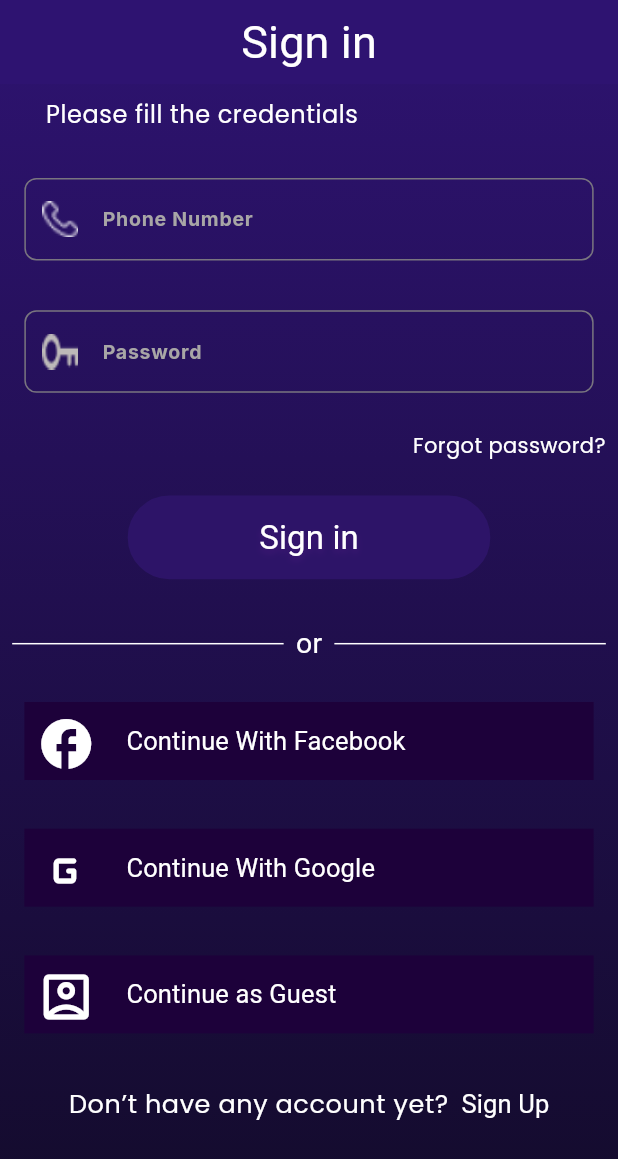
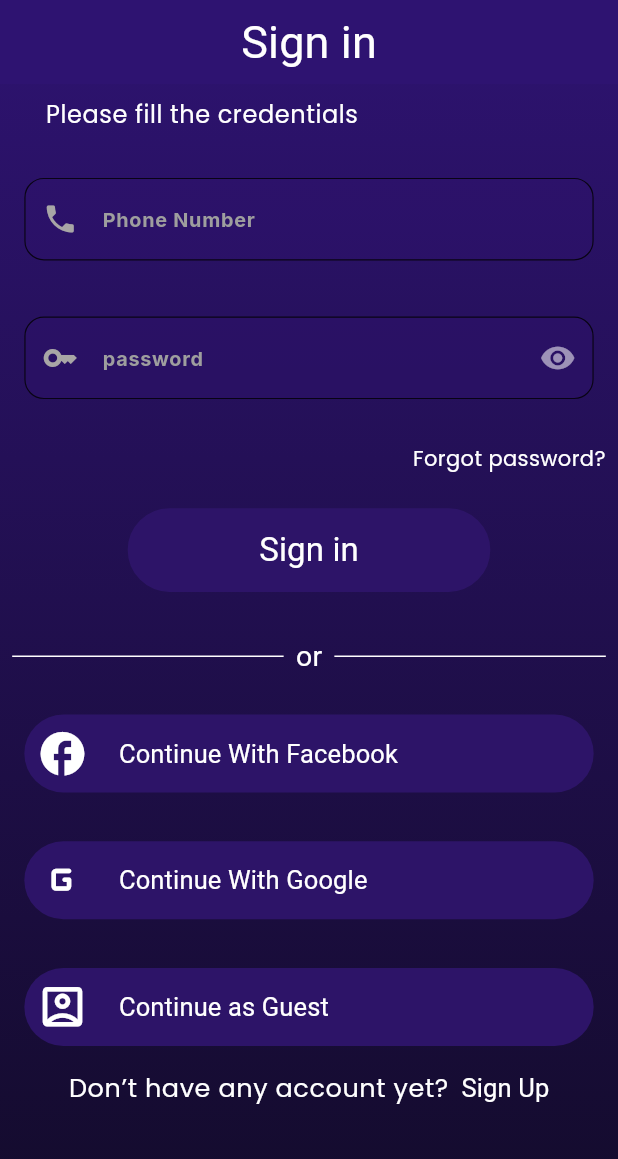
Before and after one commit to ZakariaEysa/Your-Seat-Graduation-Project, a Flutter app: the screen it shows after launch, on a phone screen of 412 x 824 dp. Shown: the top 1159 px of the screen. Run offline on Flutter 3.47's test engine with Material 3 defaults, Android fonts, the phone set to English and light mode, and no system bars; our stand-ins replace animate_do, bloc, bot_toast, cached_network_image, curved_labeled_navigation_bar, equatable and 7 more; accounts and stored records are empty.

Commit message:
sign in part 1

```diff
--- a/lib/features/user_flow/Splash_screen/splash_screen.dart
+++ b/lib/features/user_flow/Splash_screen/splash_screen.dart
@@ -7,6 +7,7 @@ import 'package:yourseatgraduationproject/features/user_flow/auth/presentation/v
 import 'package:yourseatgraduationproject/features/user_flow/auth/presentation/views/sign_in.dart';
 
 import 'package:yourseatgraduationproject/features/user_flow/auth/presentation/views/sign_in.dart';
+import 'package:yourseatgraduationproject/features/user_flow/chatbot/presentation/views/chat_bottt.dart';
 import 'package:yourseatgraduationproject/features/user_flow/home/presentation/views/home_screen.dart';
 import 'package:yourseatgraduationproject/utils/navigation.dart';
 import '../auth/presentation/cubit/auth_cubit.dart';
@@ -25,8 +26,8 @@ class SplashScreen extends StatelessWidget {
       navigateAndReplace(
           context: context,
           screen: BlocProvider(
-            create: (context) => AuthCubit(),
-            child: SignIn(),
+            create: (context) => AuthCubit( ),
+            child:SignIn(),
           ));
     });
     var mediaQuery = MediaQuery.of(context).size;
--- a/lib/features/user_flow/auth/presentation/views/sign_in.dart
+++ b/lib/features/user_flow/auth/presentation/views/sign_in.dart
@@ -7,6 +7,7 @@ import '../../../../../utils/navigation.dart';
 import '../../../../../widgets/app_bar/appbar.dart';
 import '../../../../../widgets/button/button_builder.dart';
 import '../../../../../widgets/scaffold/scaffold_f.dart';
+import '../../../../../widgets/text_field/text_field/text_filed.dart';
 import '../../../../../widgets/text_field/text_field/text_form_field_builder.dart';
 import 'package:firebase_auth/firebase_auth.dart';
 import 'package:google_sign_in/google_sign_in.dart';
@@ -42,24 +43,16 @@ class SignIn extends StatelessWidget {
               ),
               Padding(
                 padding: EdgeInsets.all(16.0.sp),
-                child: TextFormFieldBuilder(
-                  controller: cubit.emailController,
-                  type: TextInputType.phone,
-                  label: 'Phone Number',
-                  obsecure: false,
-                  hinitText: 'Phone Number',
-                  imagePath: 'assets/images/telephone 1 (1).png',
+                child:  const TextFiled(
+                  hintText: 'Phone Number', icon:Icons.phone, isPassword:false,
+
                 ),
               ),
               Padding(
                 padding: EdgeInsets.all(16.0.sp),
-                child: TextFormFieldBuilder(
-                  controller: cubit.passwordController,
-                  type: TextInputType.text,
-                  label: 'Password',
-                  obsecure: true,
-                  imagePath: 'assets/images/Vector (2).png',
-                  suffixImagePath: 'assets/images/hide 1.png',
+                child: const TextFiled(
+
+                  hintText: 'password', icon:Icons.key, isPassword: true,
                 ),
               ),
               Padding(
@@ -122,6 +115,7 @@ class SignIn extends StatelessWidget {
                 child: const SignInPart(
                   title: 'Continue With Facebook ',
                   icon: Icons.facebook,
+
                 ),
               ),
               Padding(
@@ -141,12 +135,7 @@ class SignIn extends StatelessWidget {
                   icon: Icons.account_box_outlined,
                 ),
               ),
-              const SizedBox(
-                height: 15,
-              ),
-              Padding(
-                padding: EdgeInsets.all(4.0.sp),
-                child: Row(
+              Row(
                 mainAxisAlignment: MainAxisAlignment.center,
                 children: [
                   Text('Don’t have any account yet?',
@@ -161,7 +150,6 @@ class SignIn extends StatelessWidget {
                             .copyWith(fontSize: 17)),
                   )
                 ],
-                ),
               )
             ]),
       ),
--- a/lib/features/user_flow/auth/presentation/widgets/sign_in_part.dart
+++ b/lib/features/user_flow/auth/presentation/widgets/sign_in_part.dart
@@ -12,7 +12,7 @@ final void Function()? onTap;
       child: Container(
         width:331,
         height: 52,
-        decoration: const BoxDecoration(color: Color(0xFF1D013A)),
+        decoration: BoxDecoration(color: Color(0xFF2D1468),borderRadius: BorderRadius.circular(40)),
         child:  Padding(
           padding: const EdgeInsets.all(8.0),
           child: Row(
@@ -20,7 +20,7 @@ final void Function()? onTap;
               Icon(
                 icon, // Use the provided icon
                 color: Colors.white,
-                size: 40,
+                size:35,
               ),
               const SizedBox(width: 20),
               Text(
--- a/lib/l10n/intl_ar.arb
+++ b/lib/l10n/intl_ar.arb
@@ -33,6 +33,11 @@
 "Year":"سنه",
 "I agree with privacy policy" : "أوافق على سياسة الخصوصية",
 "Sign Up":"إنشاء حساب",
+"typing ...": "الكتابة ...",
+"Hello , I’m your AI Assistant !": "مرحبًا، أنا مساعد الذكاء الاصطناعي الخاص بك!",
+"ask me here ..." : "اسألني هنا...",
+"can i help you ?" : "أيمكنني مساعدتك ؟",
+"Yes , plz ": "نعم من فضلك"
 
 
 
--- a/lib/l10n/intl_en.arb
+++ b/lib/l10n/intl_en.arb
@@ -28,4 +28,9 @@
 "year":"Year",
 "i agree with privacy policy" : "I agree with privacy policy",
 "sign Up":"Sign Up",
+"hello , i’m your ai assistant !": "Hello , I’m your AI Assistant !",
+"ask me here ...":"ask me here ...",
+"can i help you ?": "can i help you ?",
+"Yes , plz ": "Yes , plz ",
+"typing ..." : "typing ...",
  }
--- a/lib/widgets/button/button_builder.dart
+++ b/lib/widgets/button/button_builder.dart
@@ -52,20 +52,18 @@ class ButtonBuilder extends StatelessWidget {
                       child: Center(
                         child: Text(
                           text,
-                          style:theme.textTheme.labelLarge!.copyWith(
-                            shadows: [
-                              BoxShadow(
-                                color: Colors.purple.withOpacity(0.2), // Adjust the color and opacity
-                                offset: Offset(0, 3), // Adjust the offset
-                                blurRadius: 5, // Adjust the blur radius
-                              ),
-                            ],
-                          ),
+                          style:theme.textTheme.labelLarge
+                          //     !.copyWith(
+                      //         shadows: [
+                      //         const Shadow(
+                      //         color: Color(0xFFEB68E3),
+                      //     offset: Offset(2.0, 2.0),
+                      //     ),
+                      //
+                      // ]
+                      // ),
 
-                      ))
-                      ),
-
-                  )
+    ))))
                 : Center(
                     child: Container(
                       width: width ?? screenWidth * 0.70,
--- /dev/null
+++ b/lib/widgets/text_field/text_field/text_filed.dart
@@ -0,0 +1,55 @@
+import 'package:flutter/cupertino.dart';
+import 'package:flutter/material.dart';
+import 'package:flutter_screenutil/flutter_screenutil.dart';
+
+class TextFiled extends StatelessWidget{
+  final String hintText;
+  final IconData icon;
+  final bool isPassword;
+  final TextEditingController? controller;
+  final TextInputType? type;
+
+  const TextFiled({super.key, required this.hintText, required this.icon, required this.isPassword, this.controller, this.type,});
+
+  @override
+  Widget build(BuildContext context) {
+    return SizedBox(
+      width: 326,
+      height: 60,
+      child: TextField(
+        obscureText: isPassword,
+          style: const TextStyle(color: Colors.white),
+          decoration: InputDecoration(
+              hintText: hintText,
+              hintStyle: TextStyle(color: Colors.grey,fontSize: 13.sp),
+              filled: true,
+              fillColor: const Color(0xff2E126E).withOpacity(.4),
+              prefixIcon: Icon(icon, color: const Color(0xFFA8A6A6)),
+              suffixIcon: isPassword
+                  ? IconButton(
+                icon: const Icon(Icons.remove_red_eye, color: Colors.white54),
+                onPressed: () {
+                  // Toggle password visibility
+                },
+              )
+                  : null,
+              enabledBorder: OutlineInputBorder(
+                borderRadius: BorderRadius.circular(13.0),
+                borderSide: BorderSide(
+                  color: Colors.black26.withOpacity(.8), // Stroke color
+                  width:.8,
+                ),
+              ),
+              focusedBorder: OutlineInputBorder(
+                borderRadius: BorderRadius.circular(13.0),
+                borderSide: BorderSide(
+                  color: Colors.black26.withOpacity(1), // Stroke color when focused
+                  width:1.0,
+                ),
+              ),
+          ),
+          ),
+    );
+
+}
+  }
--- a/lib/widgets/text_field/text_field/text_form_field_builder.dart
+++ b/lib/widgets/text_field/text_field/text_form_field_builder.dart
@@ -91,16 +91,16 @@ class TextFormFieldBuilder extends StatelessWidget {
         decoration: InputDecoration(
           disabledBorder: OutlineInputBorder(
             borderSide: disabledBorder ??
-                const BorderSide(width: 40, color: Color(0xFFA8A6A6)),
+                const BorderSide(width: 40, color:Colors.indigo),
             borderRadius: BorderRadius.circular(30),
           ),
           errorBorder: OutlineInputBorder(
-            borderSide: const BorderSide(color: ColorManager.primaryW),
+            borderSide: const BorderSide(color:Colors.indigo),
             borderRadius: BorderRadius.circular(30),
           ),
           border: OutlineInputBorder(
             borderSide: enabledBorder ??
-                const BorderSide(width: 1, color: Color(0xDCEBECFF)),
+                const BorderSide(width: 1, color:Colors.indigo),
             borderRadius: BorderRadius.circular(8),
           ),
           hintText: label,
```
Also changed, not shown: lib/features/user_flow/chatbot/presentation/views/chat_bot.dart (added, +19 -0 lines), lib/features/user_flow/chatbot/presentation/views/chat_bott.dart (added, +21 -0 lines), lib/features/user_flow/chatbot/presentation/views/chat_bottt.dart (added, +79 -0 lines), lib/features/user_flow/chatbot/presentation/widgets/chat_ask.dart (added, +75 -0 lines), lib/features/user_flow/chatbot/presentation/widgets/chat_message.dart (added, +40 -0 lines), lib/features/user_flow/chatbot/presentation/widgets/chat_up.dart (added, +47 -0 lines), assets/icons/close.png (added), assets/icons/send.png (added), assets/images/Rectangle 49.png (added), assets/images/chatbot.png (added), assets/images/chatbot1.png (added), lib/features/user_flow/movie_details/presentation/views/movie_details.dart (added). Lines whose indentation alone changed are shown as unchanged.
